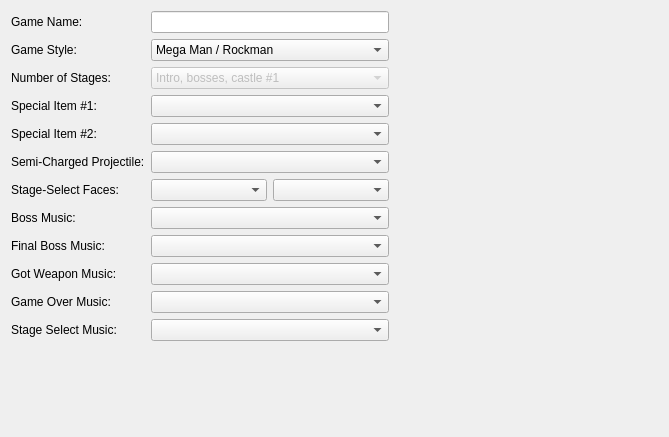
Old version of the form editor/mainwindow_tab/game_properties_tab.ui in the repository protoman/rockbot.
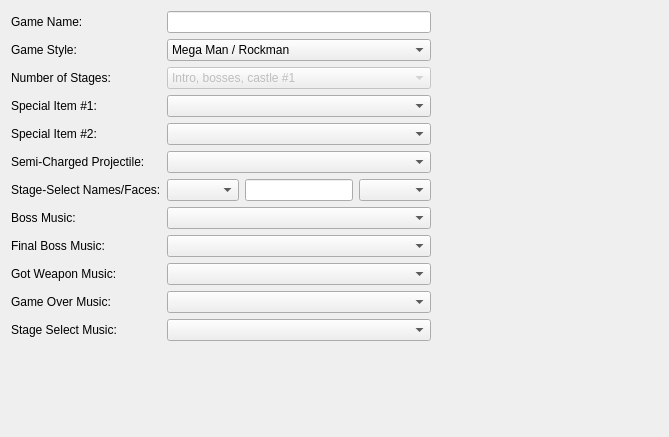
New version of the form.

Commit message: - remove hardcoded names in stage selection

Diff of the .ui file:
```diff
--- a/editor/mainwindow_tab/game_properties_tab.ui
+++ b/editor/mainwindow_tab/game_properties_tab.ui
@@ -121,7 +121,7 @@
      <item row="6" column="0">
       <widget class="QLabel" name="label_4">
        <property name="text">
-        <string>Stage-Select Faces:</string>
+        <string>Stage-Select Names/Faces:</string>
        </property>
       </widget>
      </item>
@@ -156,6 +156,13 @@
        <item>
         <widget class="QComboBox" name="stagefaces_stage_combo"/>
        </item>
+       <item>
+        <widget class="QLineEdit" name="bossName_lineEdit">
+         <property name="maxLength">
+          <number>8</number>
+         </property>
+        </widget>
+       </item>
        <item>
         <widget class="QComboBox" name="stagefaces_face_combo">
          <property name="iconSize">
```
The commit also changes 5 other files.
